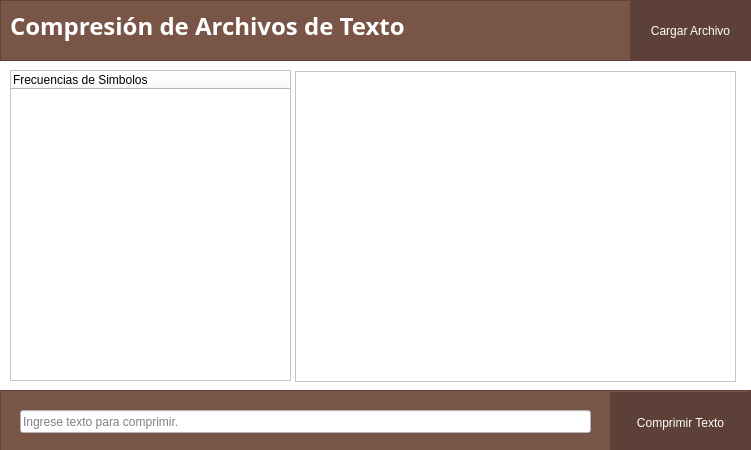
Qt form huffmanwindow.ui (carlosvelaquez/Proyecto-EdD1) before a commit.
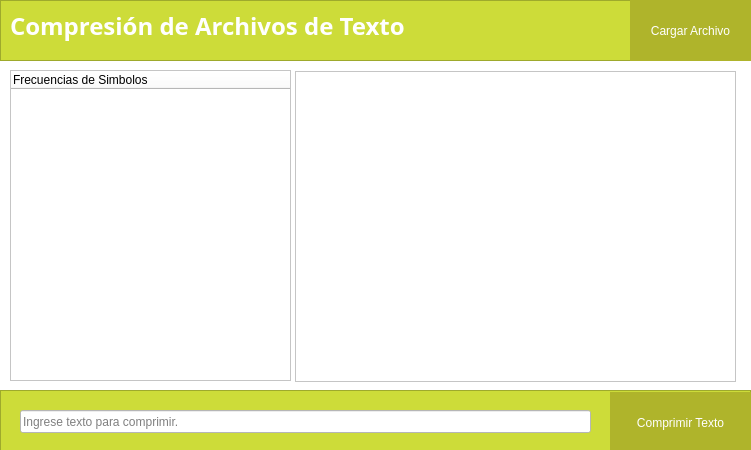
The same form after that commit.

Patch:
```diff
--- a/huffmanwindow.ui
+++ b/huffmanwindow.ui
@@ -44,7 +44,7 @@
    </property>
    <property name="styleSheet">
     <string notr="true">QFrame{
-background-color:#795548;
+background-color:#CDDC39;
 }
 
 QLabel{
@@ -52,7 +52,7 @@
 }
 
 QPushButton{
-background-color: #5D4037;
+background-color: #AFB42B;
 color: white;
 border: none;
 font: 11pt &quot;Lato&quot;;
@@ -117,7 +117,7 @@
    </property>
    <property name="styleSheet">
     <string notr="true">QFrame{
-background-color:#795548;
+background-color:#CDDC39;
 }
 
 QLabel{
@@ -125,7 +125,7 @@
 }
 
 QPushButton{
-background-color: #5D4037;
+background-color: #AFB42B;
 color: white;
 border: none;
 font: 11pt &quot;Lato&quot;;
```
Left out of the diff: 4 changed lines with no effect on the pictures.
